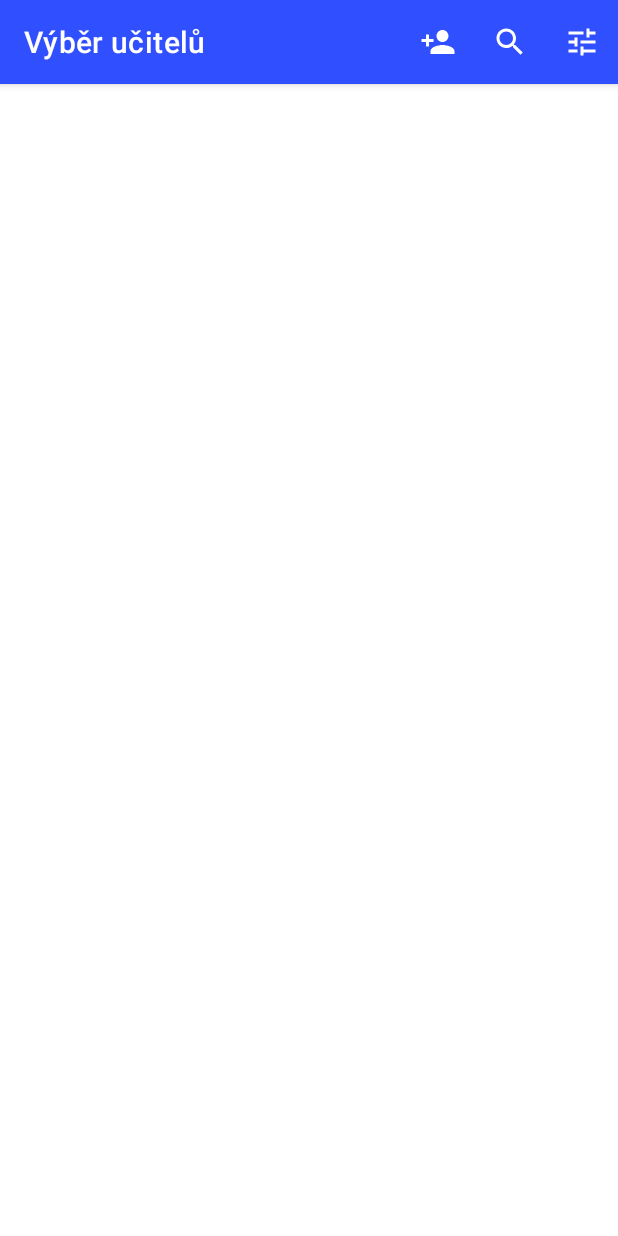
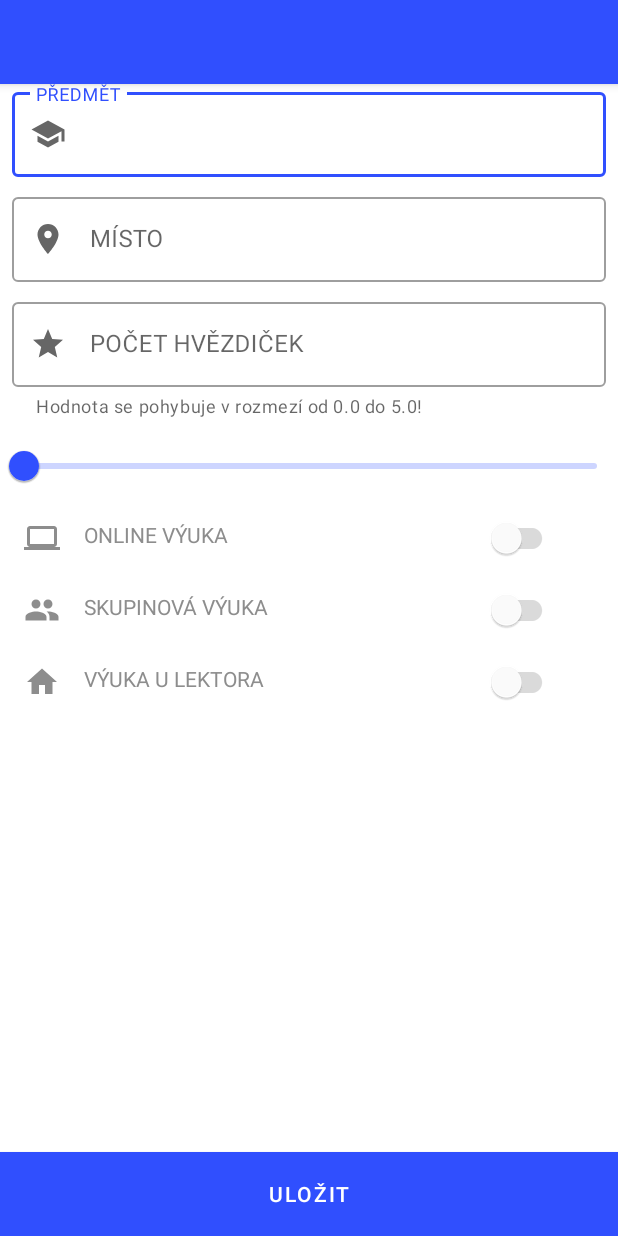
Before and after one commit to JecminekTomas/Edventure, an Android app: the SelectTutorActivity screen opened directly, with no data from a screen before it, after a tap on "filter", on a phone screen of 412 x 824 dp. Run offline under Robolectric (Android 15) with nearby library versions, the phone set to English and light mode, and no system bars; our stand-ins replace CircleImageView, Picasso, Room's generated code; pictures from the network do not load.

Commit message:
New: Filter Layout has been started building.

```diff
--- a/App/build.gradle
+++ b/App/build.gradle
@@ -54,7 +54,7 @@ dependencies {
     implementation 'androidx.constraintlayout:constraintlayout:1.1.3'
     implementation 'androidx.navigation:navigation-fragment-ktx:2.0.0'
     implementation 'androidx.navigation:navigation-ui-ktx:2.0.0'
-    implementation 'com.google.android.material:material:1.1.0'
+    implementation 'com.google.android.material:material:1.2.0-beta01'
 
     // ADDONS
 
--- a/App/src/main/java/com/example/tutorme/activities/FilterTutorActivity.kt
+++ b/App/src/main/java/com/example/tutorme/activities/FilterTutorActivity.kt
@@ -3,11 +3,17 @@ package com.example.tutorme.activities
 import android.content.Context
 import android.content.Intent
 import com.example.arch.BaseActivity
+import com.example.tutorme.R
 
-/*class FilterTutorActivity: BaseActivity() {
+class FilterTutorActivity: BaseActivity() {
+
+
+
     companion object {
         fun createIntent(context: Context): Intent {
             return Intent(context, FilterTutorActivity::class.java)
         }
     }
-}*/
+
+    override val layout: Int = R.layout.activity_filter_tutor
+}
--- a/App/src/main/java/com/example/tutorme/activities/SelectTutorActivity.kt
+++ b/App/src/main/java/com/example/tutorme/activities/SelectTutorActivity.kt
@@ -102,7 +102,7 @@ class SelectTutorActivity : BaseMVVMActivity<SelectTutorVM>(SelectTutorVM::class
     }
 
     private fun onActionFilter() {
-        //startActivityForResult(FilterTutorActivity.createIntent(this ), FILTER_TUTOR_REQUEST_CODE)
+        startActivity(FilterTutorActivity.createIntent(this))
     }
 
     private fun onActionSearch() {
--- /dev/null
+++ b/App/src/main/res/drawable/ic_subject_color_primary_dark_24dp.xml
@@ -0,0 +1,5 @@
+<vector android:height="24dp" android:tint="#8D8D8D"
+    android:viewportHeight="24.0" android:viewportWidth="24.0"
+    android:width="24dp" xmlns:android="http://schemas.android.com/apk/res/android">
+    <path android:fillColor="#FF000000" android:pathData="M5,13.18v4L12,21l7,-3.82v-4L12,17l-7,-3.82zM12,3L1,9l11,6 9,-4.91V17h2V9L12,3z"/>
+</vector>
--- /dev/null
+++ b/App/src/main/res/layout/activity_filter_tutor.xml
@@ -0,0 +1,28 @@
+<?xml version="1.0" encoding="utf-8"?>
+<androidx.coordinatorlayout.widget.CoordinatorLayout xmlns:android="http://schemas.android.com/apk/res/android"
+    android:layout_width="match_parent"
+    android:layout_height="match_parent"
+    xmlns:tools="http://schemas.android.com/tools"
+    xmlns:app="http://schemas.android.com/apk/res-auto"
+    tools:context=".activities.FilterTutorActivity">
+
+    <!-- Vždy přidat kontext k vygenerovanému Const. L -->
+
+    <com.google.android.material.appbar.AppBarLayout
+        android:layout_width="match_parent"
+        android:layout_height="wrap_content"
+        android:theme="@style/Theme.App.AppBarOverlay">
+        <androidx.appcompat.widget.Toolbar
+            android:id="@+id/toolbar"
+            android:layout_width="match_parent"
+            android:layout_height="?attr/actionBarSize"
+            android:background="@color/colorPrimary"
+            app:popupTheme="@style/Theme.App.PopupOverlay" />
+
+    </com.google.android.material.appbar.AppBarLayout>
+
+    <!-- app:title, není potřeba, jelikož je v Andr. Man. -->
+
+    <include layout="@layout/content_filter_tutor"/>
+
+</androidx.coordinatorlayout.widget.CoordinatorLayout>
--- /dev/null
+++ b/App/src/main/res/layout/content_filter_tutor.xml
@@ -0,0 +1,203 @@
+<?xml version="1.0" encoding="utf-8"?>
+<androidx.constraintlayout.widget.ConstraintLayout xmlns:android="http://schemas.android.com/apk/res/android"
+    xmlns:app="http://schemas.android.com/apk/res-auto"
+    xmlns:tools="http://schemas.android.com/tools"
+    android:layout_width="match_parent"
+    android:layout_height="match_parent"
+    tools:context=".activities.AddEditTutorActivity"
+    tools:showIn="@layout/activity_filter_tutor">
+
+    <androidx.core.widget.NestedScrollView
+        android:id="@+id/nestedScrollView"
+        android:layout_width="match_parent"
+        android:layout_height="match_parent"
+        android:paddingTop="?attr/actionBarSize"
+        app:layout_constraintTop_toTopOf="parent"
+        >
+
+        <LinearLayout
+            android:layout_width="match_parent"
+            android:layout_height="wrap_content"
+            android:orientation="vertical">
+
+
+            <com.google.android.material.textfield.TextInputLayout
+                style="@style/Widget.MaterialComponents.TextInputLayout.OutlinedBox"
+                android:layout_width="match_parent"
+                android:layout_height="wrap_content"
+                android:layout_marginStart="@dimen/half_indentation"
+                android:layout_marginEnd="@dimen/half_indentation"
+                android:layout_marginBottom="@dimen/half_indentation"
+                android:hint="@string/subject"
+                app:startIconDrawable="@drawable/ic_subject_color_primary_dark_24dp"
+                >
+
+                <com.google.android.material.textfield.TextInputEditText
+                    android:id="@+id/first_name"
+                    android:layout_width="match_parent"
+                    android:layout_height="wrap_content" />
+
+            </com.google.android.material.textfield.TextInputLayout>
+
+
+            <com.google.android.material.textfield.TextInputLayout
+                style="@style/Widget.MaterialComponents.TextInputLayout.OutlinedBox"
+                android:layout_width="match_parent"
+                android:layout_height="wrap_content"
+                android:layout_marginStart="@dimen/half_indentation"
+                android:layout_marginEnd="@dimen/half_indentation"
+                android:layout_marginBottom="@dimen/half_indentation"
+                android:hint="@string/place"
+                app:startIconDrawable="@drawable/ic_place_color_secondary_dark_24dp">
+
+                <com.google.android.material.textfield.TextInputEditText
+                    android:id="@+id/place"
+                    android:layout_width="match_parent"
+                    android:layout_height="wrap_content" />
+
+            </com.google.android.material.textfield.TextInputLayout>
+
+
+            <com.google.android.material.textfield.TextInputLayout
+                android:id="@+id/stars_layout"
+                style="@style/Widget.MaterialComponents.TextInputLayout.OutlinedBox"
+                android:layout_width="match_parent"
+                android:layout_height="wrap_content"
+                app:helperTextEnabled="true"
+                app:helperText="@string/range"
+                app:errorEnabled="true"
+                android:layout_marginStart="@dimen/half_indentation"
+                android:layout_marginEnd="@dimen/half_indentation"
+                android:layout_marginBottom="@dimen/half_indentation"
+                android:hint="@string/rating"
+                app:startIconDrawable="@drawable/ic_star_color_secondary_dark_24dp">
+
+                <com.google.android.material.textfield.TextInputEditText
+                    android:id="@+id/stars"
+                    android:layout_width="match_parent"
+                    android:layout_height="wrap_content"
+                    android:inputType="numberDecimal" />
+
+            </com.google.android.material.textfield.TextInputLayout>
+
+            <com.google.android.material.slider.RangeSlider
+                android:id="@+id/range_slider"
+                android:layout_width="match_parent"
+                android:layout_height="wrap_content"
+                android:valueFrom="0.0"
+                android:valueTo="100.0" />
+
+            <androidx.constraintlayout.widget.ConstraintLayout
+                android:layout_width="match_parent"
+                android:layout_height="wrap_content"
+                android:layout_marginStart="@dimen/half_indentation"
+                android:layout_marginEnd="@dimen/half_indentation"
+                android:orientation="horizontal">
+
+                <TextView
+                    android:layout_width="wrap_content"
+                    android:layout_height="match_parent"
+                    android:layout_marginStart="@dimen/half_indentation"
+                    android:drawableStart="@drawable/ic_computer_color_secondary_dark_24dp"
+                    android:drawablePadding="@dimen/basic_indentation"
+                    android:text="@string/online_class"
+                    android:textColor="?attr/colorSecondaryVariant"
+                    app:layout_constraintBottom_toBottomOf="parent"
+                    app:layout_constraintStart_toStartOf="parent"
+                    app:layout_constraintTop_toTopOf="parent" />
+
+                <com.google.android.material.switchmaterial.SwitchMaterial
+                    android:id="@+id/onlineLecture"
+                    style="@style/Widget.App.Switch"
+                    android:layout_width="wrap_content"
+                    android:layout_height="match_parent"
+                    android:layout_gravity="start"
+                    android:layout_marginEnd="@dimen/double_indentation"
+                    app:layout_constraintBottom_toBottomOf="parent"
+                    app:layout_constraintEnd_toEndOf="parent"
+                    app:layout_constraintTop_toTopOf="parent" />
+            </androidx.constraintlayout.widget.ConstraintLayout>
+
+            <androidx.constraintlayout.widget.ConstraintLayout
+                android:layout_width="match_parent"
+                android:layout_height="wrap_content"
+                android:layout_marginStart="@dimen/half_indentation"
+                android:layout_marginEnd="@dimen/half_indentation"
+                android:orientation="horizontal">
+
+                <com.google.android.material.textview.MaterialTextView
+                    android:layout_width="wrap_content"
+                    android:layout_height="match_parent"
+                    android:layout_marginStart="@dimen/half_indentation"
+                    android:drawableStart="@drawable/ic_group_color_secondary_dark_24dp"
+                    android:drawablePadding="@dimen/basic_indentation"
+                    android:text="@string/group_class"
+                    android:textColor="?attr/colorSecondaryVariant"
+                    app:layout_constraintBottom_toBottomOf="parent"
+                    app:layout_constraintStart_toStartOf="parent"
+                    app:layout_constraintTop_toTopOf="parent" />
+
+                <com.google.android.material.switchmaterial.SwitchMaterial
+                    android:id="@+id/groupLecture"
+                    style="@style/Widget.App.Switch"
+                    android:layout_width="wrap_content"
+                    android:layout_height="match_parent"
+                    android:layout_gravity="start"
+                    android:layout_marginEnd="@dimen/double_indentation"
+                    app:layout_constraintBottom_toBottomOf="parent"
+                    app:layout_constraintEnd_toEndOf="parent"
+                    app:layout_constraintTop_toTopOf="parent" />
+            </androidx.constraintlayout.widget.ConstraintLayout>
+
+            <androidx.constraintlayout.widget.ConstraintLayout
+                android:layout_width="match_parent"
+                android:layout_height="wrap_content"
+                android:layout_marginStart="@dimen/half_indentation"
+                android:layout_marginEnd="@dimen/half_indentation"
+                android:orientation="horizontal">
+
+                <com.google.android.material.textview.MaterialTextView
+                    android:layout_width="wrap_content"
+                    android:layout_height="match_parent"
+                    android:layout_marginStart="@dimen/half_indentation"
+                    android:drawableStart="@drawable/ic_home_color_dark_secondary_24dp"
+                    android:drawablePadding="@dimen/basic_indentation"
+                    android:text="@string/home_class"
+                    android:textColor="?attr/colorSecondaryVariant"
+                    app:layout_constraintBottom_toBottomOf="parent"
+                    app:layout_constraintStart_toStartOf="parent"
+                    app:layout_constraintTop_toTopOf="parent" />
+
+                <com.google.android.material.switchmaterial.SwitchMaterial
+                    android:id="@+id/homeLecture"
+                    style="@style/Widget.App.Switch"
+                    android:layout_width="wrap_content"
+                    android:layout_height="match_parent"
+                    android:layout_gravity="start"
+                    android:layout_marginEnd="@dimen/double_indentation"
+                    app:layout_constraintBottom_toBottomOf="parent"
+                    app:layout_constraintEnd_toEndOf="parent"
+                    app:layout_constraintTop_toTopOf="parent" />
+            </androidx.constraintlayout.widget.ConstraintLayout>
+        </LinearLayout>
+    </androidx.core.widget.NestedScrollView>
+
+    <com.google.android.material.button.MaterialButton
+        android:id="@+id/saveChanges"
+        android:layout_width="match_parent"
+        android:layout_height="?attr/actionBarSize"
+        android:background="@color/colorPrimary"
+        android:clickable="true"
+        android:focusable="true"
+        android:text="@string/save"
+        app:cornerRadius="0dp"
+        android:textColor="@color/white"
+        android:layout_margin="0dp"
+        app:layout_constraintBottom_toBottomOf="parent"
+        app:layout_constraintEnd_toEndOf="parent"
+        app:layout_constraintStart_toStartOf="parent"
+        android:insetTop="0dp"
+        android:insetBottom="0dp" />
+
+
+</androidx.constraintlayout.widget.ConstraintLayout>
--- a/App/src/main/res/values/strings.xml
+++ b/App/src/main/res/values/strings.xml
@@ -29,4 +29,5 @@
     <string name="choose_from_gallery">Vybrat z galerie</string>
     <string name="range">Hodnota se pohybuje v rozmezí od 0.0 do 5.0!</string>
     <string name="required_field">*Povinné pole</string>
+    <string name="subject">PŘEDMĚT</string>
 </resources>
```
Also changed, not shown: 1 other file.
